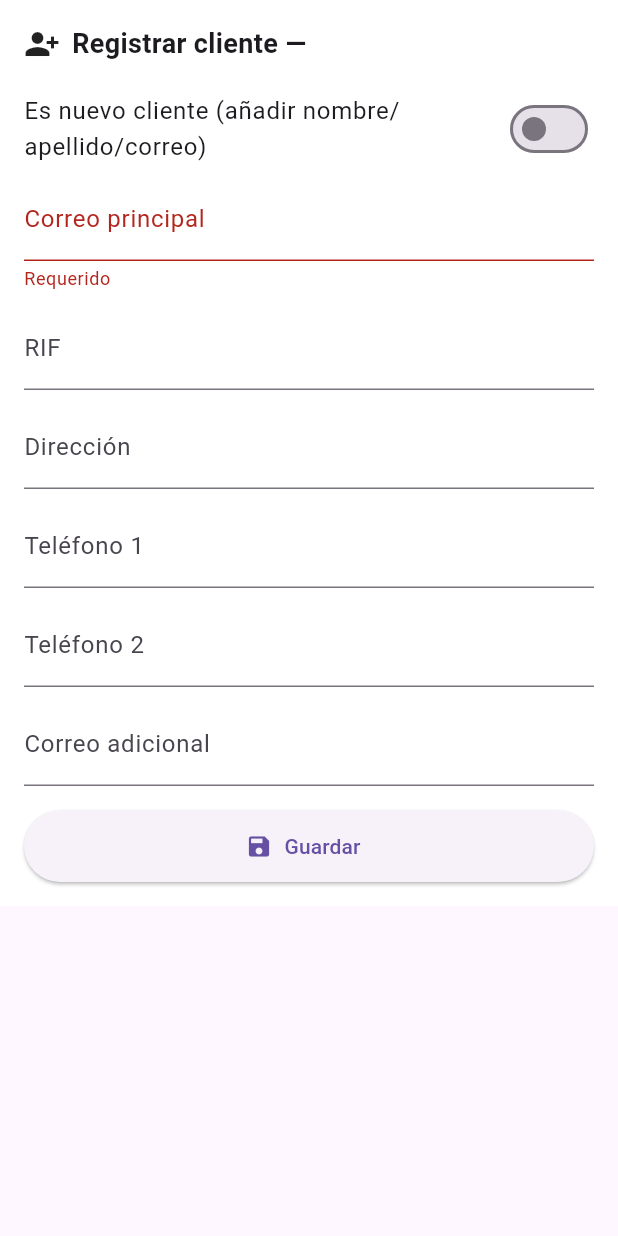
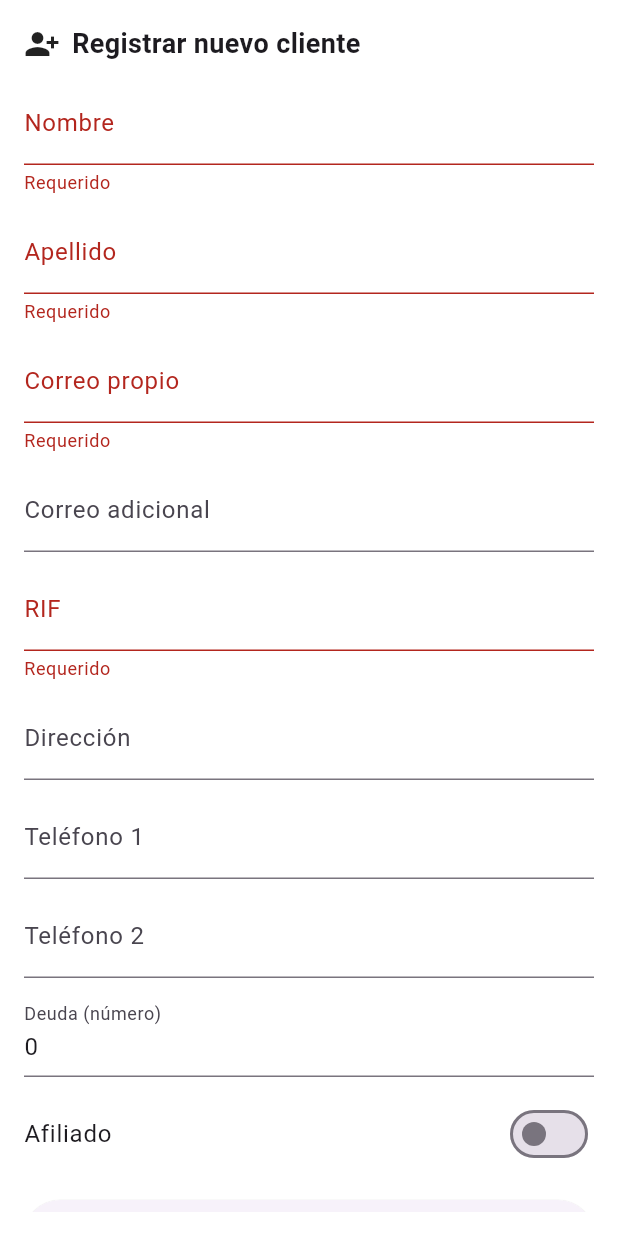
Before and after one commit to VicDellaSala/CrediCard-Proyecto, a Flutter app: the _CustomerForm widget shown alone on an empty page, opened directly with empty values, after a tap on "Guardar", on a phone screen of 412 x 824 dp. Run offline on Flutter 3.47's test engine with Material 3 defaults, Android fonts, the phone set to English and light mode, and no system bars; our stand-ins replace cloud_firestore, firebase_auth, firebase_core; accounts and stored records are empty.

Commit message:
se busca por rif, sino se crea cliente completo

```diff
--- a/lib/features/operator/ventas/presentation/ventas_screen.dart
+++ b/lib/features/operator/ventas/presentation/ventas_screen.dart
@@ -7,40 +7,75 @@ class VentasScreen extends StatelessWidget {
 
   static const _panelColor = Color(0xFFAED6D8);
 
+// ======== FLOW PRINCIPAL ===================================================
   Future<void> _startFlow(BuildContext context, String canal) async {
-// 1) pedir correo
-    final email = await _askEmail(context, canal);
-    if (email == null) return;
+// 1) pedir RIF
+    final rif = await _askRif(context, canal);
+    if (rif == null) return;
 
-    final doc = await FirebaseFirestore.instance
-        .collection('customers')
-        .doc(email.toLowerCase())
+    final rifLower = rif.trim().toLowerCase();
+    debugPrint('[Ventas] Buscar por RIF: $rifLower');
+
+    try {
+      final q = await FirebaseFirestore.instance
+          .collection('Cliente_completo')
+          .where('rif_lower', isEqualTo: rifLower)
+          .limit(1)
           .get();
 
-    if (doc.exists) {
-// 2a) ya existe
-      if (context.mounted) {
-        ScaffoldMessenger.of(context).showSnackBar(
-          const SnackBar(content: Text('Usuario registrado')),
+      if (q.docs.isNotEmpty) {
+        final doc = q.docs.first;
+        debugPrint('[Ventas] Cliente EXISTE: ${doc.id}');
+        if (!context.mounted) return;
+        Navigator.push(
+          context,
+          MaterialPageRoute(
+            builder: (_) => _ClienteDetalleScreen(docId: doc.id),
+          ),
         );
-      }
         return;
       }
 
-// 2b) no existe → abrir formulario de datos
-    await showModalBottomSheet(
+// 2) no existe → abrir formulario para crearlo
+      debugPrint('[Ventas] Cliente NO existe. Abriendo formulario…');
+      final createdDocId = await showModalBottomSheet<String>(
         context: context,
         isScrollControlled: true,
         useSafeArea: true,
         builder: (_) => _CustomerForm(
-        initialEmail: email,
+          initialRif: rifLower,
           canal: canal,
         ),
       );
+
+// si se guardó, navegar al detalle vacío
+      if (createdDocId != null && context.mounted) {
+        Navigator.push(
+          context,
+          MaterialPageRoute(
+            builder: (_) => _ClienteDetalleScreen(docId: createdDocId),
+          ),
+        );
+      }
+    } on FirebaseException catch (e) {
+      debugPrint('[Ventas] Firestore error: ${e.code} - ${e.message}');
+      if (context.mounted) {
+        ScaffoldMessenger.of(context).showSnackBar(
+          SnackBar(content: Text('Error Firestore: ${e.message ?? e.code}')),
+        );
+      }
+    } catch (e) {
+      debugPrint('[Ventas] Error inesperado: $e');
+      if (context.mounted) {
+        ScaffoldMessenger.of(context).showSnackBar(
+          const SnackBar(content: Text('Ocurrió un error inesperado')),
+        );
+      }
+    }
   }
 
-  /// diálogo simple para pedir email o cancelar
-  Future<String?> _askEmail(BuildContext context, String canal) async {
+// ======== UI: DIALOGO PARA RIF ============================================
+  Future<String?> _askRif(BuildContext context, String canal) async {
     final formKey = GlobalKey<FormState>();
     final ctrl = TextEditingController();
 
@@ -53,13 +88,12 @@ class VentasScreen extends StatelessWidget {
           child: TextFormField(
             controller: ctrl,
             decoration: const InputDecoration(
-              labelText: 'Correo del cliente',
-              hintText: 'cliente@correo.com',
+              labelText: 'RIF del cliente',
+              hintText: 'Ej: 123456789 (ultimo valor pegado)',
             ),
-            keyboardType: TextInputType.emailAddress,
             validator: (v) {
-              if (v == null || v.trim().isEmpty) return 'Ingresa un correo';
-              if (!v.contains('@') || !v.contains('.')) return 'Correo inválido';
+              if (v == null || v.trim().isEmpty) return 'Ingresa un RIF';
+// puedes reforzar validación si necesitas un patrón específico
               return null;
             },
           ),
@@ -79,6 +113,7 @@ class VentasScreen extends StatelessWidget {
     );
   }
 
+// ======== UI: MENU ========================================================
   Widget _menuButton(BuildContext ctx, IconData icon, String label, String canal) {
     return SizedBox(
       width: double.infinity,
@@ -103,7 +138,7 @@ class VentasScreen extends StatelessWidget {
               padding: const EdgeInsets.all(16),
               child: Column(
                 children: [
-// Header azul (flecha vuelve al panel Operador)
+// Header azul (volver al panel Operador)
                   Container(
                     decoration: BoxDecoration(
                       color: _panelColor,
@@ -142,8 +177,6 @@ class VentasScreen extends StatelessWidget {
                       ],
                     ),
                   ),
-
-// Banda blanca fina
                   Container(width: double.infinity, color: Colors.white, height: 8),
 
 // Menú con 4 opciones
@@ -182,10 +215,11 @@ class VentasScreen extends StatelessWidget {
   }
 }
 
+// ======== BOTTOM SHEET: FORMULARIO DE NUEVO CLIENTE =========================
 class _CustomerForm extends StatefulWidget {
-  final String initialEmail;
+  final String initialRif; // rif en lower
   final String canal;
-  const _CustomerForm({required this.initialEmail, required this.canal});
+  const _CustomerForm({required this.initialRif, required this.canal});
 
   @override
   State<_CustomerForm> createState() => _CustomerFormState();
@@ -194,37 +228,36 @@ class _CustomerForm extends StatefulWidget {
 class _CustomerFormState extends State<_CustomerForm> {
   final _formKey = GlobalKey<FormState>();
 
-// Campos “adicionales”
+  final _firstNameCtrl = TextEditingController();
+  final _lastNameCtrl = TextEditingController();
   final _addressCtrl = TextEditingController();
   final _phone1Ctrl = TextEditingController();
   final _phone2Ctrl = TextEditingController();
   final _rifCtrl = TextEditingController();
+  final _emailCtrl = TextEditingController();
   final _extraEmailCtrl = TextEditingController();
+  final _deudaCtrl = TextEditingController(text: '0');
 
-// Nuevo cliente (opcional)
-  bool _isNew = false;
-  final _firstNameCtrl = TextEditingController();
-  final _lastNameCtrl = TextEditingController();
-  late final TextEditingController _mainEmailCtrl;
-
+  bool _afiliado = false;
   bool _saving = false;
 
   @override
   void initState() {
     super.initState();
-    _mainEmailCtrl = TextEditingController(text: widget.initialEmail);
+    _rifCtrl.text = widget.initialRif; // ya viene en lower
   }
 
   @override
   void dispose() {
+    _firstNameCtrl.dispose();
+    _lastNameCtrl.dispose();
     _addressCtrl.dispose();
     _phone1Ctrl.dispose();
     _phone2Ctrl.dispose();
     _rifCtrl.dispose();
+    _emailCtrl.dispose();
     _extraEmailCtrl.dispose();
-    _firstNameCtrl.dispose();
-    _lastNameCtrl.dispose();
-    _mainEmailCtrl.dispose();
+    _deudaCtrl.dispose();
     super.dispose();
   }
 
@@ -235,33 +268,48 @@ class _CustomerFormState extends State<_CustomerForm> {
     try {
       final uid = FirebaseAuth.instance.currentUser?.uid;
 
-// usamos el correo principal como ID de documento
-      final docId = _mainEmailCtrl.text.trim().toLowerCase();
+      final first = _firstNameCtrl.text.trim();
+      final last = _lastNameCtrl.text.trim();
+      final full = '$first $last'.trim();
+      final fullLower = full.toLowerCase();
+
+      final rif = _rifCtrl.text.trim();
+      final rifLower = rif.toLowerCase();
+
+      final email = _emailCtrl.text.trim();
+      final emailLower = email.toLowerCase();
+
+      final deudaNum = num.tryParse(_deudaCtrl.text.trim()) ?? 0;
 
       final data = <String, dynamic>{
-        'firstName': _isNew ? _firstNameCtrl.text.trim() : FieldValue.delete(),
-        'lastName': _isNew ? _lastNameCtrl.text.trim() : FieldValue.delete(),
-        'email': _mainEmailCtrl.text.trim(),
+        'first_name': first,
+        'last_name': last,
+        'full_name': full,
+        'full_name_lower': fullLower,
         'address': _addressCtrl.text.trim(),
-        'phone1': _phone1Ctrl.text.trim(),
-        'phone2': _phone2Ctrl.text.trim(),
-        'rif': _rifCtrl.text.trim(),
-        'extraEmail': _extraEmailCtrl.text.trim(),
+        'phone_1': _phone1Ctrl.text.trim(),
+        'phone_2': _phone2Ctrl.text.trim(),
+        'rif': rif,
+        'rif_lower': rifLower,
+        'email': email,
+        'email_lower': emailLower,
+        'extra_email': _extraEmailCtrl.text.trim(),
+        'deuda': deudaNum,
+        'afiliado': _afiliado,
         'channel': widget.canal,
-        'createdAt': FieldValue.serverTimestamp(),
-        'createdBy': uid,
+        'created_at': FieldValue.serverTimestamp(),
+        'updated_at': FieldValue.serverTimestamp(),
+        'created_by': uid,
       };
 
-// limpiar deletes (para evitar claves con FieldValue.delete si _isNew=false)
-      data.removeWhere((k, v) => v is FieldValue && v == FieldValue.delete());
-
+// DocID = email_lower
       await FirebaseFirestore.instance
-          .collection('customers')
-          .doc(docId)
+          .collection('Cliente_completo')
+          .doc(emailLower)
           .set(data, SetOptions(merge: true));
 
       if (!mounted) return;
-      Navigator.pop(context); // cerrar hoja
+      Navigator.pop(context, emailLower); // devolvemos docId para abrir detalle
       ScaffoldMessenger.of(context).showSnackBar(
         const SnackBar(content: Text('Usuario registrado')),
       );
@@ -294,79 +342,89 @@ class _CustomerFormState extends State<_CustomerForm> {
             child: ListView(
               shrinkWrap: true,
               children: [
-// Título
                 Row(
-                  children: [
-                    const Icon(Icons.person_add_alt_1),
-                    const SizedBox(width: 8),
-                    Text('Registrar cliente — ${widget.canal}',
-                        style: const TextStyle(fontSize: 18, fontWeight: FontWeight.w600)),
+                  children: const [
+                    Icon(Icons.person_add_alt_1),
+                    SizedBox(width: 8),
+                    Text('Registrar nuevo cliente',
+                        style: TextStyle(fontSize: 18, fontWeight: FontWeight.w600)),
                   ],
                 ),
                 const SizedBox(height: 12),
 
-// Toggle “Es nuevo cliente”
-                SwitchListTile.adaptive(
-                  contentPadding: EdgeInsets.zero,
-                  title: const Text('Es nuevo cliente (añadir nombre/apellido/correo)'),
-                  value: _isNew,
-                  onChanged: (v) => setState(() => _isNew = v),
-                ),
-
-                if (_isNew) ...[
                 TextFormField(
                   controller: _firstNameCtrl,
                   decoration: const InputDecoration(labelText: 'Nombre'),
                   validator: (v) => (v == null || v.trim().isEmpty) ? 'Requerido' : null,
                 ),
                 const SizedBox(height: 10),
+
                 TextFormField(
                   controller: _lastNameCtrl,
                   decoration: const InputDecoration(labelText: 'Apellido'),
                   validator: (v) => (v == null || v.trim().isEmpty) ? 'Requerido' : null,
                 ),
                 const SizedBox(height: 10),
-                ],
 
                 TextFormField(
-                  controller: _mainEmailCtrl,
-                  decoration: const InputDecoration(labelText: 'Correo principal'),
+                  controller: _emailCtrl,
+                  decoration: const InputDecoration(labelText: 'Correo propio'),
                   keyboardType: TextInputType.emailAddress,
                   validator: (v) {
                     if (v == null || v.trim().isEmpty) return 'Requerido';
-                    if (!v.contains('@') || !v.contains('.')) return 'Correo inválido';
+                    final t = v.trim();
+                    if (!t.contains('@') || !t.contains('.')) return 'Correo inválido';
                     return null;
                   },
                 ),
                 const SizedBox(height: 10),
 
-// Campos adicionales (siempre)
+                TextFormField(
+                  controller: _extraEmailCtrl,
+                  decoration: const InputDecoration(labelText: 'Correo adicional'),
+                  keyboardType: TextInputType.emailAddress,
+                ),
+                const SizedBox(height: 10),
+
                 TextFormField(
                   controller: _rifCtrl,
                   decoration: const InputDecoration(labelText: 'RIF'),
+                  validator: (v) => (v == null || v.trim().isEmpty) ? 'Requerido' : null,
                 ),
                 const SizedBox(height: 10),
+
                 TextFormField(
                   controller: _addressCtrl,
                   decoration: const InputDecoration(labelText: 'Dirección'),
                 ),
                 const SizedBox(height: 10),
+
                 TextFormField(
                   controller: _phone1Ctrl,
                   decoration: const InputDecoration(labelText: 'Teléfono 1'),
                   keyboardType: TextInputType.phone,
                 ),
                 const SizedBox(height: 10),
+
                 TextFormField(
                   controller: _phone2Ctrl,
                   decoration: const InputDecoration(labelText: 'Teléfono 2'),
                   keyboardType: TextInputType.phone,
                 ),
                 const SizedBox(height: 10),
+
                 TextFormField(
-                  controller: _extraEmailCtrl,
-                  decoration: const InputDecoration(labelText: 'Correo adicional'),
-                  keyboardType: TextInputType.emailAddress,
+                  controller: _deudaCtrl,
+                  decoration: const InputDecoration(labelText: 'Deuda (número)'),
+                  keyboardType: TextInputType.number,
+                ),
+                const SizedBox(height: 10),
+
+                SwitchListTile.adaptive(
+                  contentPadding: EdgeInsets.zero,
+                  value: _afiliado,
+                  onChanged: (v) => setState(() => _afiliado = v),
+                  title: const Text('Afiliado'),
                 ),
                 const SizedBox(height: 16),
 
@@ -376,7 +434,10 @@ class _CustomerFormState extends State<_CustomerForm> {
                     onPressed: _saving ? null : _save,
                     icon: _saving
                         ? const SizedBox(
-                        width: 20, height: 20, child: CircularProgressIndicator(strokeWidth: 2, color: Colors.white))
+                      width: 20,
+                      height: 20,
+                      child: CircularProgressIndicator(strokeWidth: 2, color: Colors.white),
+                    )
                         : const Icon(Icons.save),
                     label: Text(_saving ? 'Guardando...' : 'Guardar'),
                   ),
@@ -389,3 +450,66 @@ class _CustomerFormState extends State<_CustomerForm> {
     );
   }
 }
+
+// ======== PANTALLA DE DETALLE VACIA (placeholder) ===========================
+class _ClienteDetalleScreen extends StatelessWidget {
+  final String docId;
+  const _ClienteDetalleScreen({required this.docId});
+
+  static const _panelColor = Color(0xFFAED6D8);
+
+  @override
+  Widget build(BuildContext context) {
+    return Scaffold(
+      backgroundColor: const Color(0xFFF2F2F2),
+      body: SafeArea(
+        child: Column(
+          children: [
+            Container(
+              decoration: BoxDecoration(
+                color: _panelColor,
+                borderRadius: BorderRadius.circular(16),
+              ),
+              padding: const EdgeInsets.symmetric(horizontal: 12, vertical: 18),
+              child: Row(
+                children: [
+                  TextButton.icon(
+                    onPressed: () => Navigator.pop(context),
+                    icon: const Icon(Icons.arrow_back, color: Colors.black87),
+                    label: const Text('Volver',
+                        style: TextStyle(color: Colors.black87, fontSize: 16)),
+                  ),
+                  const Spacer(),
+                  const Text(
+                    'Detalle de cliente',
+                    style: TextStyle(
+                      fontSize: 22,
+                      fontWeight: FontWeight.w600,
+                      color: Colors.white,
+                    ),
+                  ),
+                  const Spacer(),
+                  const SizedBox(width: 48),
+                ],
+              ),
+            ),
+            Container(height: 8, color: Colors.white),
+            Expanded(
+              child: Container(
+                margin: const EdgeInsets.only(top: 8),
+                decoration: BoxDecoration(
+                  color: _panelColor,
+                  borderRadius: BorderRadius.circular(16),
+                ),
+                child: Center(
+                  child: Text('Pantalla de detalle (vacía)\nDocId: $docId',
+                      textAlign: TextAlign.center),
+                ),
+              ),
+            ),
+          ],
+        ),
+      ),
+    );
+  }
+}
```
Lines whose indentation alone changed are shown as unchanged.
